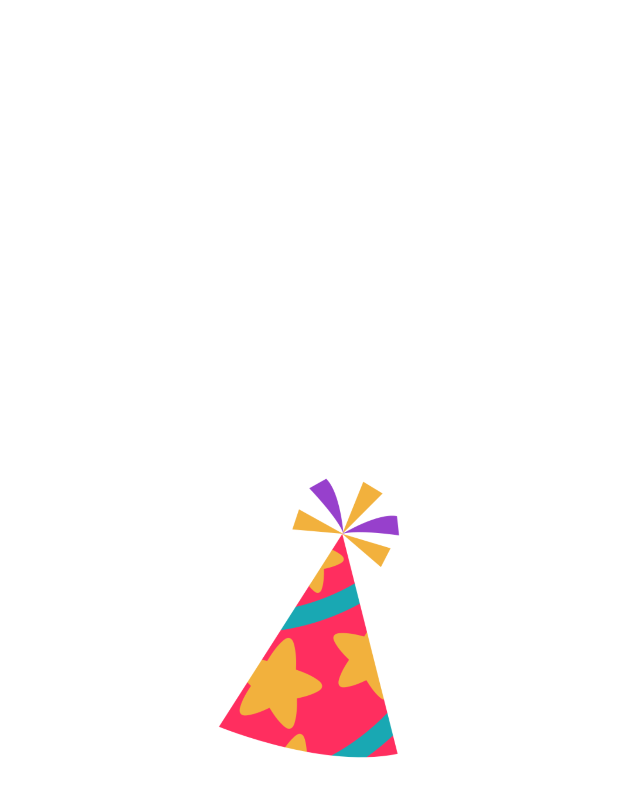
After one commit to Mobile-App-Dev-I-Group-1/All-In-One-App-Group-Project, an Android app: the SplashScreen screen opened directly, with no data from a screen before it, on a phone screen of 412 x 824 dp. The commit adds this screen. Shown: the top 797 px of the screen. Run offline under Robolectric (Android 15) with nearby library versions, the phone set to English and light mode, and no system bars.

Commit message:
changed app icon and added splashscreen

```diff
--- a/app/src/main/java/com/example/allinone/MainActivity.kt
+++ b/app/src/main/java/com/example/allinone/MainActivity.kt
@@ -90,13 +90,8 @@ public class MainActivity : AppCompatActivity() {
     private fun signIn() {
         val signInIntent = mGoogleSignInClient.signInIntent
         startActivityForResult(signInIntent, RC_SIGN_IN)
-
     }
 
-    private fun signInFunctions() {
-
-
-    }
     companion object{
         const val RC_SIGN_IN = 9001
     }
--- /dev/null
+++ b/app/src/main/java/com/example/allinone/SplashScreen.kt
@@ -0,0 +1,35 @@
+package com.example.allinone
+import android.content.Intent
+import android.os.Bundle
+import android.os.Handler
+import android.os.Looper
+import android.view.WindowManager
+import androidx.appcompat.app.AppCompatActivity
+import com.example.allinone.MainActivity
+import com.example.allinone.R
+
+@Suppress("DEPRECATION")
+public class SplashScreen : AppCompatActivity() {
+    override fun onCreate(savedInstanceState: Bundle?) {
+        super.onCreate(savedInstanceState)
+        setContentView(R.layout.activity_splash_screen)
+
+        // This is used to hide the status bar and make
+        // the splash screen as a full screen activity.
+        window.setFlags(
+            WindowManager.LayoutParams.FLAG_FULLSCREEN,
+            WindowManager.LayoutParams.FLAG_FULLSCREEN
+        )
+
+        // we used the postDelayed(Runnable, time) method
+        // to send a message with a delayed time.
+        //Normal Handler is depricated , so we have to change the code little bit
+
+        // Handler().postDelayed({
+        Handler(Looper.getMainLooper()).postDelayed({
+            val intent = Intent(this, MainActivity::class.java)
+            startActivity(intent)
+            finish()
+        }, 3000) // 3000 is the delayed time in milliseconds.
+    }
+}
--- /dev/null
+++ b/app/src/main/res/layout/activity_splash_screen.xml
@@ -0,0 +1,22 @@
+<?xml version="1.0" encoding="utf-8"?>
+<androidx.constraintlayout.widget.ConstraintLayout
+    xmlns:android="http://schemas.android.com/apk/res/android"
+    xmlns:app="http://schemas.android.com/apk/res-auto"
+    xmlns:tools="http://schemas.android.com/tools"
+    android:layout_width="match_parent"
+    android:layout_height="match_parent"
+    android:background="#fff"
+    tools:context="SplashScreen">
+
+    <ImageView
+        android:id="@+id/SplashScreenImage"
+        android:layout_width="300dp"
+        android:layout_height="200dp"
+        android:src="@drawable/party_hat"
+        app:layout_constraintBottom_toBottomOf="parent"
+        app:layout_constraintLeft_toLeftOf="parent"
+        app:layout_constraintRight_toRightOf="parent"
+        app:layout_constraintTop_toTopOf="parent"
+        android:contentDescription="@string/party_hat" />
+
+</androidx.constraintlayout.widget.ConstraintLayout>
--- a/app/src/main/res/mipmap-anydpi-v26/ic_launcher.xml
+++ b/app/src/main/res/mipmap-anydpi-v26/ic_launcher.xml
@@ -1,5 +1,5 @@
 <?xml version="1.0" encoding="utf-8"?>
 <adaptive-icon xmlns:android="http://schemas.android.com/apk/res/android">
-    <background android:drawable="@drawable/ic_launcher_background" />
-    <foreground android:drawable="@drawable/ic_launcher_foreground" />
+    <background android:drawable="@drawable/party_imoji" />
+    <foreground android:drawable="@drawable/party_imoji" />
 </adaptive-icon>
--- a/app/src/main/res/mipmap-anydpi-v26/ic_launcher_round.xml
+++ b/app/src/main/res/mipmap-anydpi-v26/ic_launcher_round.xml
@@ -1,5 +1,5 @@
 <?xml version="1.0" encoding="utf-8"?>
 <adaptive-icon xmlns:android="http://schemas.android.com/apk/res/android">
-    <background android:drawable="@drawable/ic_launcher_background" />
-    <foreground android:drawable="@drawable/ic_launcher_foreground" />
+    <background android:drawable="@drawable/party_imoji" />
+    <foreground android:drawable="@drawable/party_imoji" />
 </adaptive-icon>
--- a/app/src/main/res/values/strings.xml
+++ b/app/src/main/res/values/strings.xml
@@ -7,4 +7,5 @@
     <string name="title_dashboard">Dashboard</string>
     <string name="title_notifications">Notifications</string>
     <string name="google_login_prompt">Click on the button to log in with your google account!</string>
+    <string name="party_hat">Party Hat</string>
 </resources>
```
Also changed, not shown: app/src/main/AndroidManifest.xml (+4 -6 lines), app/src/main/res/drawable-v24/party_hat.png (added), app/src/main/res/drawable-v24/party_imoji.jpg (added).
